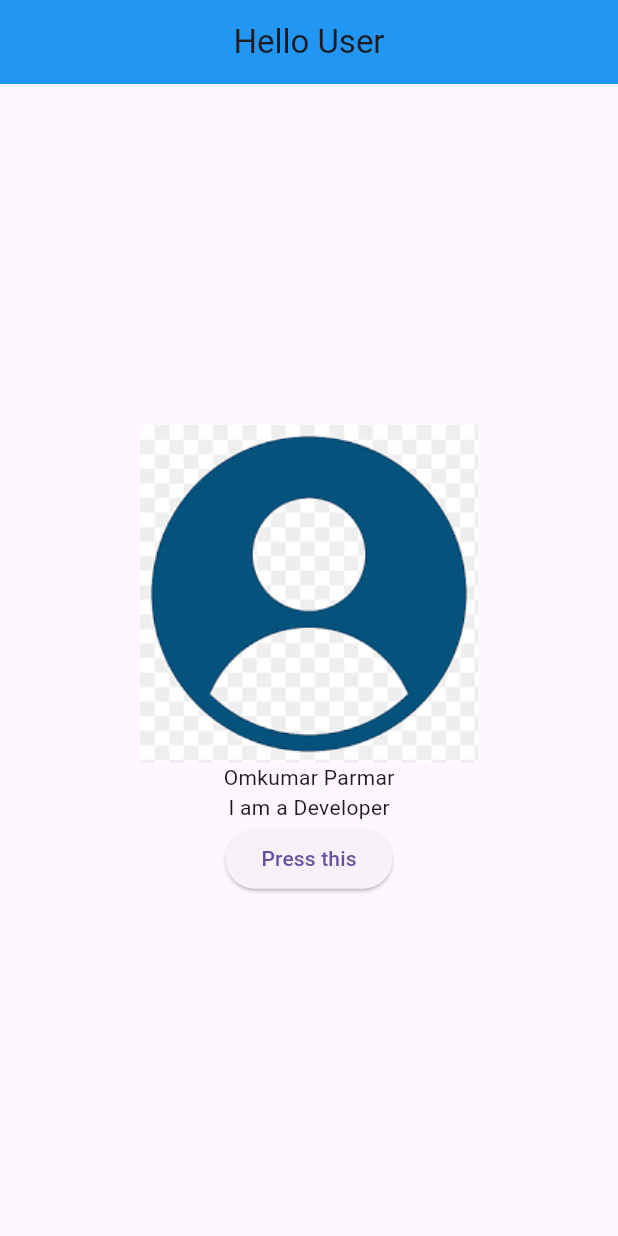
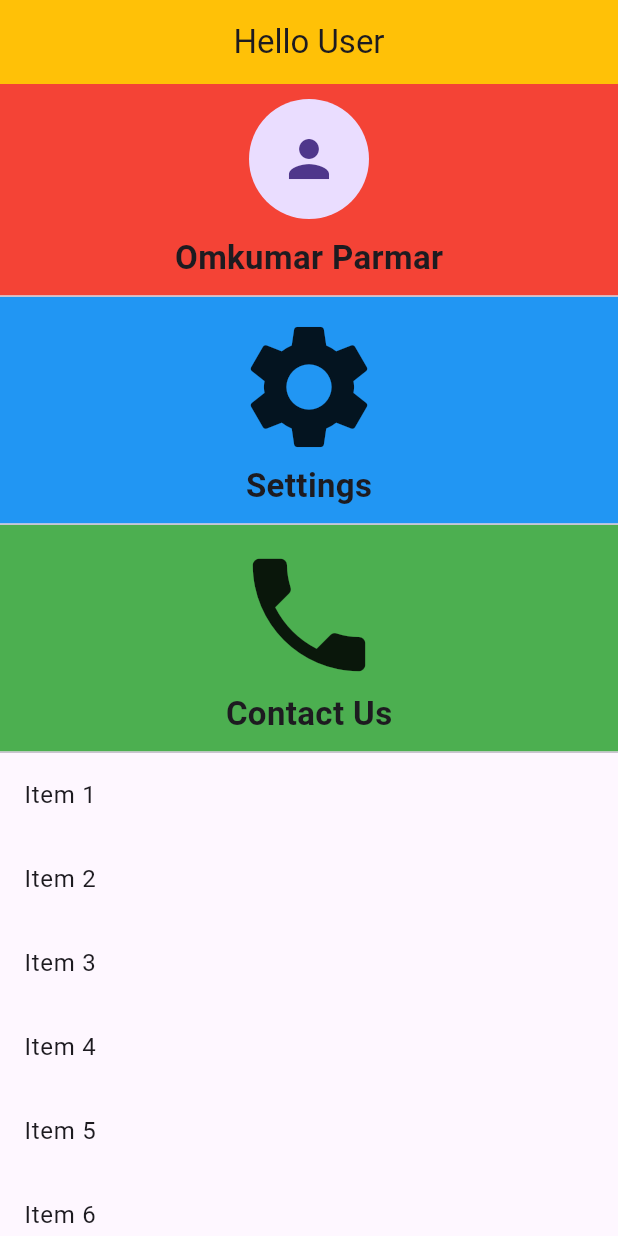
Before and after one commit to Omkumar7Parmar/Flutter-Internship, a Flutter app: the screen it shows after launch, on a phone screen of 412 x 824 dp. Run offline on Flutter 3.47's test engine with Material 3 defaults, Android fonts, the light colour scheme and no system bars.

Commit message:
Day 4 - Practice Task Done

```diff
--- a/day_2/lib/main.dart
+++ b/day_2/lib/main.dart
@@ -1,5 +1,10 @@
 // import 'dart:ffi';
-
+//
+// AppBar with title
+// Scrollable body
+// At least 2 UI sections (example: Profile section + Settings section)
+// One ListView (static or builder)
+// Proper spacing (Padding / SizedBox)
 import 'package:flutter/material.dart';
 
 void main() {
@@ -18,26 +23,59 @@ class MyApp extends StatelessWidget {
         appBar: AppBar(
           title: Text("Hello User"),
           centerTitle: true,
-          backgroundColor: Colors.blue,
+          backgroundColor: Colors.amber,
         ),
-        body: Center(
+        body: SingleChildScrollView(  // Wrap the Column here for full scrollability
           child: Column(
-            mainAxisAlignment: MainAxisAlignment.center,
-            crossAxisAlignment: CrossAxisAlignment.center,
             children: [
-              Image(image: AssetImage('assets/images/profile.png')),
-              Text("Omkumar Parmar"),
-              Text("I am a Developer"),
-              ElevatedButton(
-                onPressed: () {
-                  print("Button was pressed");
-                },
-                child: Text("Press this"),
+              Container(
+                padding: const EdgeInsets.all(10),
+                color: Colors.red,
+                width: double.infinity,
+                child: Column(
+                  children: [
+                    const CircleAvatar(radius: 40, child: Icon(Icons.person, size: 40)),
+                    const SizedBox(height: 10), // Spacing
+                    const Text("Omkumar Parmar", style: TextStyle(fontSize: 22, fontWeight: FontWeight.bold)),
+                  ],
+                ),
+              ),
+              const Divider(height: 1, thickness: 1),
+              Container(
+                padding: const EdgeInsets.all(10),
+                color: Colors.blue,
+                width: double.infinity,
+                child: Column(
+                  children: [
+                    const Icon(Icons.settings, size: 100),
+                    const Text("Settings", style: TextStyle(fontSize: 22, fontWeight: FontWeight.bold)),
+                  ],
+                ),
+              ),
+              const Divider(height: 1, thickness: 1),
+              Container(
+                padding: const EdgeInsets.all(10),
+                color: Colors.green,
+                width: double.infinity,
+                child: Column(
+                  children: [
+                    const Icon(Icons.phone, size: 100),
+                    const Text("Contact Us", style: TextStyle(fontSize: 22, fontWeight: FontWeight.bold)),
+                  ],
+                ),
+              ),
+              const Divider(height: 1, thickness: 1),
+              // No Expanded needed now; ListView can grow within the scroll view
+              ListView.builder(
+                shrinkWrap: true,  // Add this to allow it to size itself within the Column
+                physics: const NeverScrollableScrollPhysics(),  // Disable inner scrolling (outer handles it)
+                itemCount: 50,
+                itemBuilder: (context, index) => ListTile(title: Text("Item ${index + 1}")),
               ),
             ],
           ),
         ),
-      ),
+      )
     );
   }
 }
```
